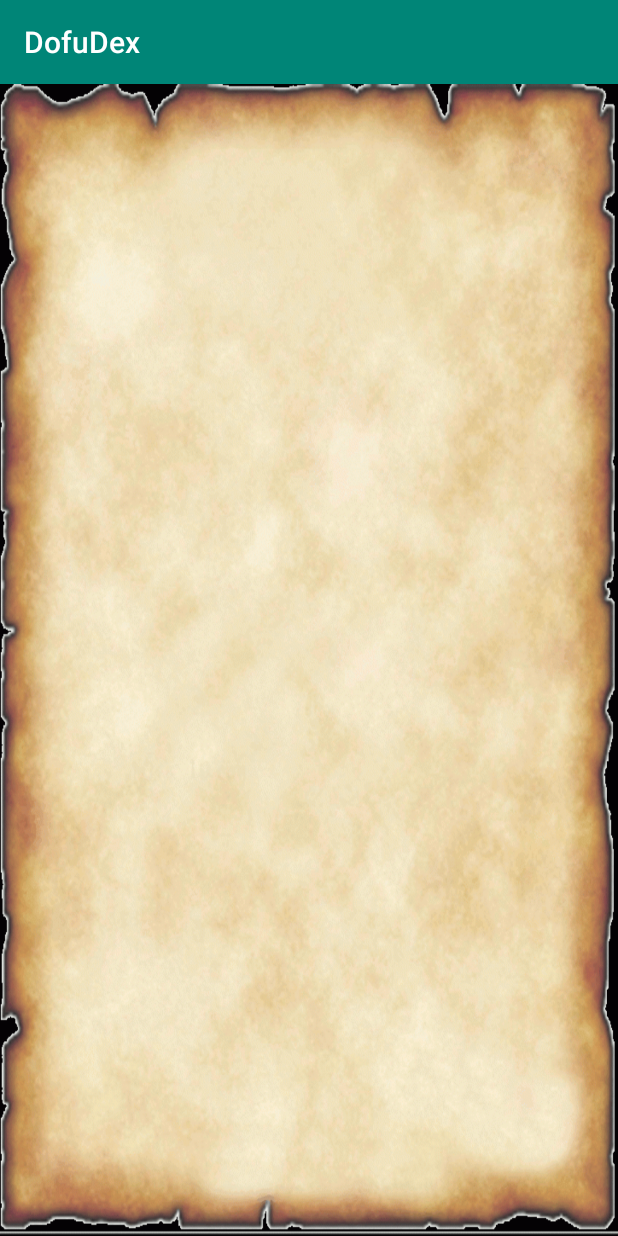
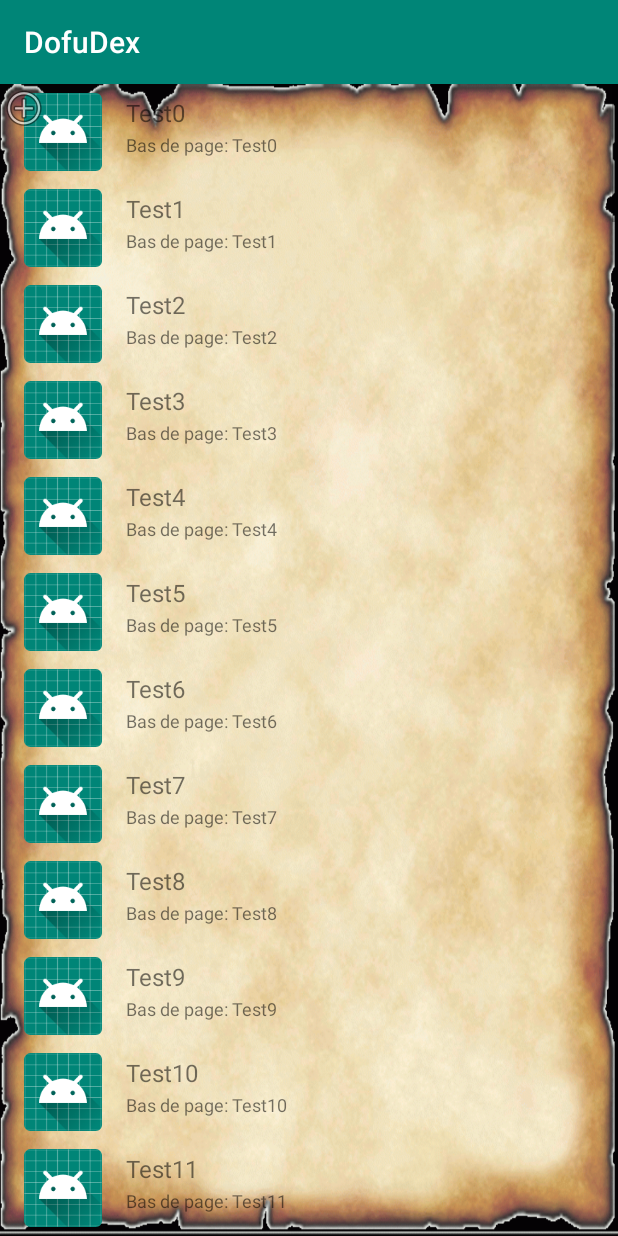
Before and after one commit to hlaboudi/DofDof, an Android app: the Main2Activity screen opened directly, with no data from a screen before it, on a phone screen of 412 x 824 dp. Run offline under Robolectric (Android 15) with nearby library versions, the phone set to English and light mode, and no system bars.

Commit message:
IRecycler View OK !

```diff
--- a/app/build.gradle
+++ b/app/build.gradle
@@ -25,4 +25,8 @@ dependencies {
     testImplementation 'junit:junit:4.12'
     androidTestImplementation 'com.android.support.test:runner:1.0.2'
     androidTestImplementation 'com.android.support.test.espresso:espresso-core:3.0.2'
+    implementation "com.android.support:recyclerview-v7:28.0.0"
+    implementation 'com.android.support:support-v4:28.0.0'
+    implementation 'com.squareup.retrofit2:retrofit:2.1.0'
+    implementation 'com.squareup.retrofit2:converter-gson:2.1.0'
 }
--- a/app/src/main/java/com/example/dofdof/Main2Activity.java
+++ b/app/src/main/java/com/example/dofdof/Main2Activity.java
@@ -1,16 +1,54 @@
 package com.example.dofdof;
 
+import android.os.Bundle;
 import android.support.v7.app.AppCompatActivity;
-import android.os.Bundle;
+import android.support.v7.widget.LinearLayoutManager;
+import android.support.v7.widget.RecyclerView;
+import android.support.v7.widget.helper.ItemTouchHelper;
+
+import java.util.ArrayList;
+import java.util.List;
 
 public class Main2Activity extends AppCompatActivity {
-
+    private RecyclerView recyclerView;
+    private RecyclerView.Adapter mAdapter;
+    private RecyclerView.LayoutManager layoutManager;
     @Override
     protected void onCreate(Bundle savedInstanceState) {
         super.onCreate(savedInstanceState);
         setContentView(R.layout.activity_main2);
 
+        recyclerView = (RecyclerView) findViewById(R.id.my_recycler_view);
+        // use this setting to
+        // improve performance if you know that changes
+        // in content do not change the layout size
+        // of the RecyclerView
+        recyclerView.setHasFixedSize(true);
+        // use a linear layout manager
+        layoutManager = new LinearLayoutManager(this);
+        recyclerView.setLayoutManager(layoutManager);
+        final List<String> input = new ArrayList<>();
+        for (int i = 0; i < 100; i++) {
+            input.add("Test" + i);
+        }// define an adapter
+        mAdapter = new My_Adapter(input);
+        recyclerView.setAdapter(mAdapter);
 
+        ItemTouchHelper.SimpleCallback simpleItemTouchCallback =
+                new ItemTouchHelper.SimpleCallback(0, ItemTouchHelper.LEFT | ItemTouchHelper.RIGHT) {
+                    @Override
+                    public boolean onMove(RecyclerView recyclerView, RecyclerView.ViewHolder viewHolder, RecyclerView.ViewHolder
+                            target) {
+                        return false;
+                    }
+                    @Override
+                    public void onSwiped(RecyclerView.ViewHolder viewHolder, int swipeDir) {
+                        input.remove(viewHolder.getAdapterPosition());
+                        mAdapter.notifyItemRemoved(viewHolder.getAdapterPosition());
+                    }
+                };
+        ItemTouchHelper itemTouchHelper = new ItemTouchHelper(simpleItemTouchCallback);
+        itemTouchHelper.attachToRecyclerView(recyclerView);
 
 
 
--- /dev/null
+++ b/app/src/main/java/com/example/dofdof/My_Adapter.java
@@ -0,0 +1,85 @@
+package com.example.dofdof;
+
+import android.support.annotation.NonNull;
+import android.view.LayoutInflater;
+import android.support.v7.widget.RecyclerView;
+import android.view.View;
+import android.view.ViewGroup;
+import android.widget.TextView;
+
+import java.util.List;
+
+/**
+ * Created by hlaboudi on 25/03/2019.
+ */
+
+public class My_Adapter extends RecyclerView.Adapter<My_Adapter.ViewHolder> {
+private List<String> values;
+
+
+    public class ViewHolder extends RecyclerView.ViewHolder {
+        public TextView txtHeader;
+        public TextView txtFooter;
+        private View layout;
+
+
+        public ViewHolder(@NonNull View itemView) {
+
+            super(itemView);
+            layout = itemView;
+            txtHeader = (TextView) itemView.findViewById(R.id.firstLine);
+            txtFooter = (TextView) itemView.findViewById(R.id.secondLine);
+
+
+        }
+
+    }
+  //  public void add(int position, String item) {
+  //      values.add(position, item);
+  //      notifyItemInserted(position);
+ //   }
+
+ //   public void remove(int position) {
+   //     values.remove(position);
+   //     notifyItemRemoved(position);
+  //  }
+
+    public My_Adapter(List<String> myDataset)
+    {values = myDataset;
+    }
+
+
+    @NonNull
+    @Override
+
+    public My_Adapter.ViewHolder onCreateViewHolder(ViewGroup parent, int viewType) {
+        LayoutInflater inflater = LayoutInflater.from(parent.getContext());
+        View v = inflater.inflate(R.layout.row_layout, parent, false);
+
+        ViewHolder vh = new ViewHolder(v);
+        return vh;
+    }
+
+    @Override
+    public void onBindViewHolder(ViewHolder holder, final int i) {
+
+        final String name = values.get(i);
+        holder.txtHeader.setText(name);
+        holder.txtHeader.setOnClickListener(new View.OnClickListener() {
+
+          public void onClick(View v) {
+              values.remove(i); //ajout de values
+          }
+            });
+
+        holder.txtFooter.setText("Bas de page: " + name);
+    }
+
+    @Override
+    public int getItemCount() {
+
+        return values.size();
+    }
+
+
+}
--- a/app/src/main/res/layout/activity_main2.xml
+++ b/app/src/main/res/layout/activity_main2.xml
@@ -6,5 +6,24 @@
     android:layout_height="match_parent"
     android:background="@drawable/fond"
     tools:context=".Main2Activity">
+    <android.support.v7.widget.RecyclerView
+        android:id="@+id/my_recycler_view"
+        android:layout_width="match_parent"
+        android:layout_height="match_parent"
+        android:scrollbars="vertical" />
+
+    <ImageView
+        android:id="@+id/imageView1"
+        android:layout_width="wrap_content"
+        android:layout_height="wrap_content"
+        android:layout_alignParentBottom="true"
+        android:layout_alignParentRight="true"
+        android:layout_marginBottom="12dp"
+        android:layout_marginRight="12dp"
+        android:elevation="2dp"
+        android:src="@android:drawable/ic_menu_add" />
+
+
+
 
 </android.support.constraint.ConstraintLayout>
--- /dev/null
+++ b/app/src/main/res/layout/row_layout.xml
@@ -0,0 +1,42 @@
+<?xml version="1.0" encoding="utf-8"?>
+<RelativeLayout xmlns:android="http://schemas.android.com/apk/res/android"
+    android:layout_width="fill_parent"
+    android:layout_height="?android:attr/listPreferredItemHeight"
+    android:padding="6dip" >
+
+    <ImageView
+        android:id="@+id/icon"
+        android:layout_width="wrap_content"
+        android:layout_height="fill_parent"
+        android:layout_alignParentBottom="true"
+        android:layout_alignParentTop="true"
+        android:layout_marginRight="6dip"
+        android:contentDescription="TODO"
+        android:src="@mipmap/ic_launcher" />
+
+    <TextView
+        android:id="@+id/secondLine"
+        android:layout_width="fill_parent"
+        android:layout_height="26dip"
+        android:layout_alignParentBottom="true"
+        android:layout_alignParentRight="true"
+        android:layout_toRightOf="@id/icon"
+        android:ellipsize="marquee"
+        android:text="Description"
+        android:textSize="12sp"
+        android:singleLine="true" />
+
+    <TextView
+        android:id="@+id/firstLine"
+        android:layout_width="fill_parent"
+        android:layout_height="wrap_content"
+        android:layout_above="@id/secondLine"
+        android:layout_alignParentRight="true"
+        android:layout_alignParentTop="true"
+        android:layout_alignWithParentIfMissing="true"
+        android:layout_toRightOf="@id/icon"
+        android:gravity="center_vertical"
+        android:text="Example application"
+        android:textSize="16sp" />
+
+</RelativeLayout>
```
